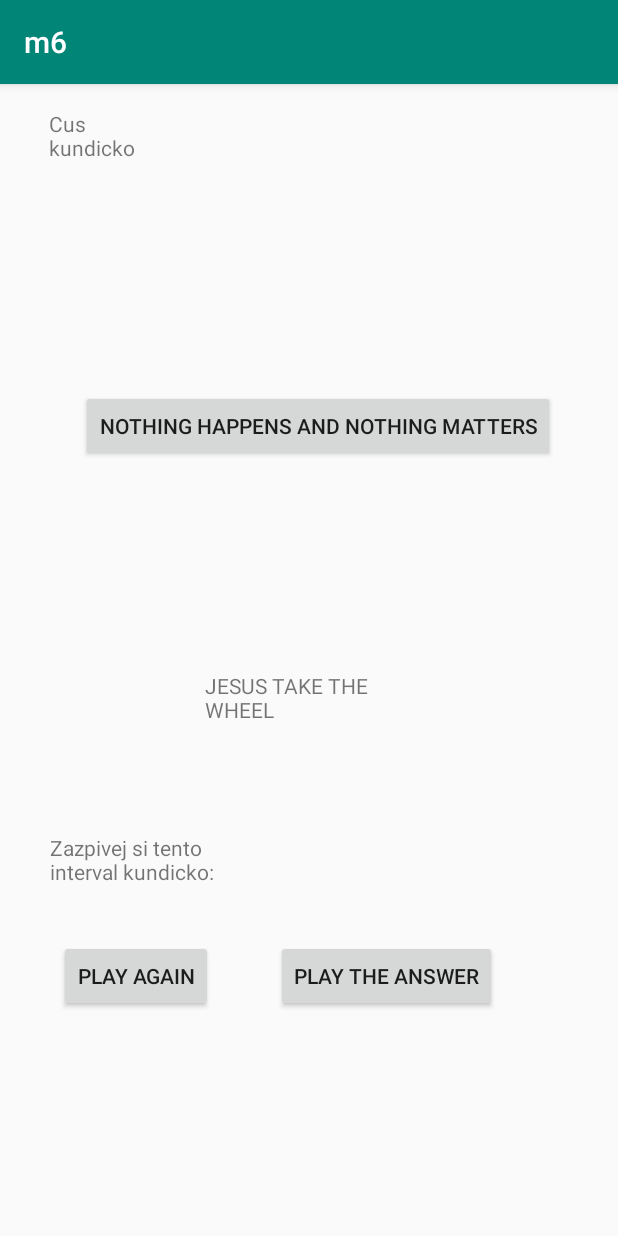
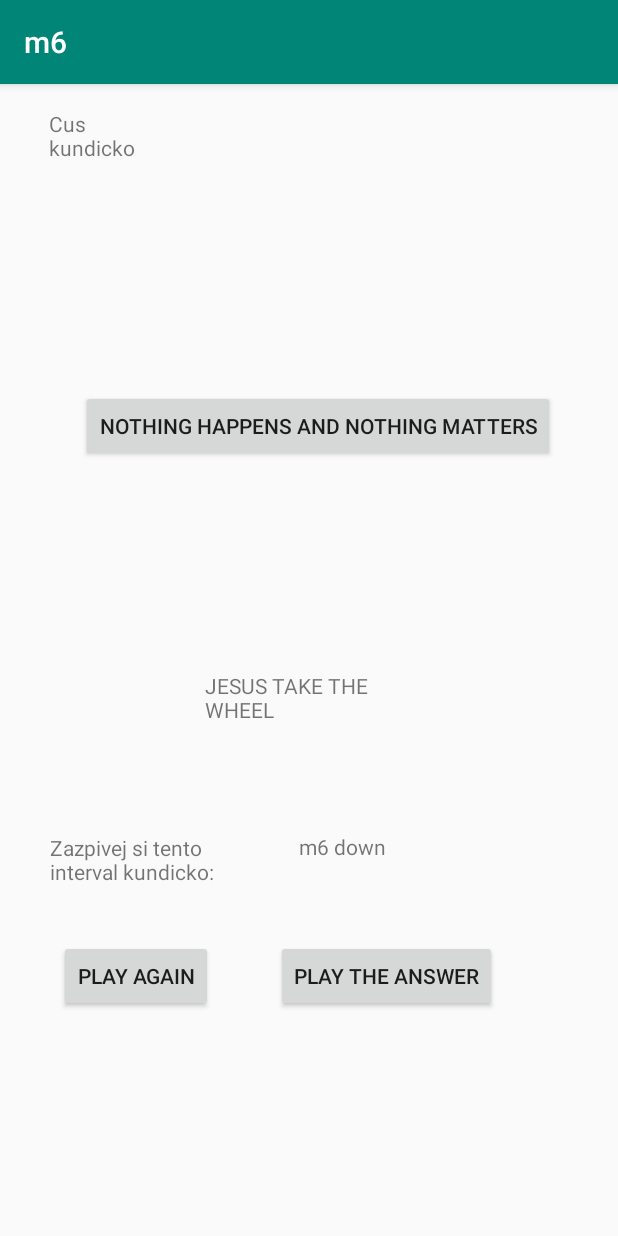
Before and after one commit to DahnJ/m6, an Android app: the screen it shows after launch (MainActivity), after a tap on "NOTHING HAPPENS AND NOTHING MATTERS", on a phone screen of 412 x 824 dp. Run offline under Robolectric (Android 15) with nearby library versions, the phone set to English and light mode, and no system bars.

Commit message:
Interval name shows up in a TextView instead of Toast

```diff
--- a/app/src/main/java/com/example/m6/MainActivity.kt
+++ b/app/src/main/java/com/example/m6/MainActivity.kt
@@ -4,9 +4,7 @@ package com.example.m6
 import androidx.appcompat.app.AppCompatActivity
 import android.os.Bundle
 import android.view.View
-import android.widget.Toast
 import android.media.MediaPlayer
-import android.widget.LinearLayout
 import android.widget.TextView
 import kotlin.math.abs
 
@@ -20,6 +18,7 @@ class MainActivity : AppCompatActivity() {
     private var question = 0
     private var answer = 0
 
+
     override fun onCreate(savedInstanceState: Bundle?) {
         super.onCreate(savedInstanceState)
         setContentView(R.layout.activity_main)
@@ -30,7 +29,9 @@ class MainActivity : AppCompatActivity() {
         val intervalSemitones = INTERVALS.random()
 
         playPitch(chosenPitch)
-        Toast.makeText(this, parseIntervalName(intervalSemitones), Toast.LENGTH_LONG).show()
+        val textview = findViewById<TextView>(R.id.intervalTextView)
+        textview.text = parseIntervalName(intervalSemitones)
+
         question = chosenPitch
         answer = chosenPitch + intervalSemitones
     }
--- a/app/src/main/res/layout/activity_main.xml
+++ b/app/src/main/res/layout/activity_main.xml
@@ -29,7 +29,7 @@
         app:layout_constraintVertical_bias="0.685" />
 
     <TextView
-        android:id="@+id/textView3"
+        android:id="@+id/intervalTextView"
         android:layout_width="137dp"
         android:layout_height="39dp"
         android:text="@string/randomInterval"
```
